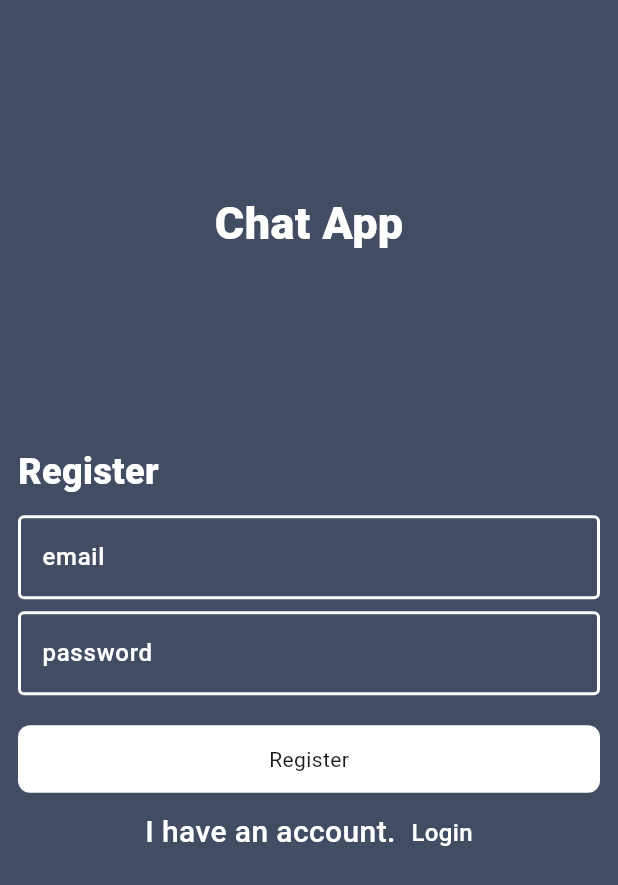
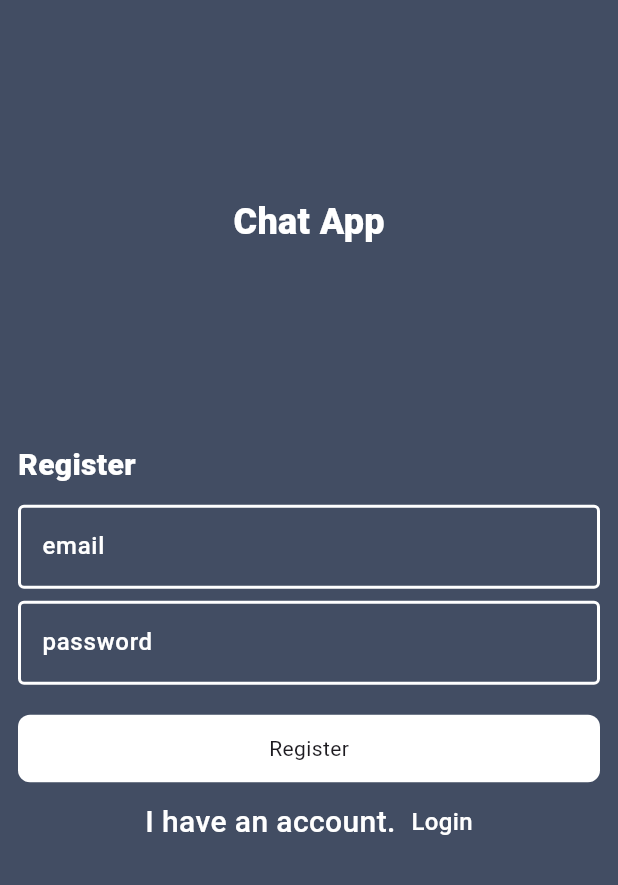
Before and after one commit to amr-khalid-saleh/chat_app, a Flutter app: the screen it shows after launch, after a tap on "Register", on a phone screen of 412 x 824 dp. Shown: the top 885 px of the screen. Run offline on Flutter 3.47's test engine with Material 3 defaults, Android fonts, the phone set to English and light mode, and no system bars; drawn by our look-alikes of modal_progress_hud_nsn; our stand-ins replace cloud_firestore, firebase_auth, firebase_core, flutter_bloc; accounts and stored records are empty.

```diff
--- /dev/null
+++ b/lib/data/cubits/ligin_cubit/login_cubit.dart
@@ -0,0 +1,6 @@
+import 'package:flutter_bloc/flutter_bloc.dart';
+import 'login_state.dart';
+
+class LoginCubit extends Cubit<LoginState> {
+  LoginCubit() : super(LoginInitialState());
+}
--- /dev/null
+++ b/lib/data/cubits/ligin_cubit/login_state.dart
@@ -0,0 +1,6 @@
+abstract class LoginState {}
+
+final class LoginInitialState extends LoginState {}
+final class LoginLoadingState extends LoginState {}
+final class LoginSuccessState extends LoginState {}
+final class LoginFailureState extends LoginState {}
--- a/lib/presentation/screens/login_screen/login_screen.dart
+++ b/lib/presentation/screens/login_screen/login_screen.dart
@@ -47,17 +47,17 @@ class _LoginScreenState extends State<LoginScreen> {
                   borderRadius: BorderRadius.circular(90),
                   child: Image(
                     image: AssetImage(ImageManager.personal_picture),
-                    width: 180,
-                    height: 180,
+                    width: 155,
+                    height: 155,
                     fit: BoxFit.cover,
                   ),
                 ),
                 const SizedBox(height: 8.0),
-                Text('Chat App', style: TextStyleManager.White30ExtraBold),
+                Text('Chat App', style: TextStyleManager.White24ExtraBold),
                 Spacer(flex: 1),
                 Row(
                   children: [
-                    Text('login', style: TextStyleManager.White24ExtraBold),
+                    Text('login', style: TextStyleManager.White24ExtraBold.copyWith(fontSize: 20)),
                   ],
                 ),
                 SizedBox(height: 12),
--- a/lib/presentation/screens/register_screen/register_screen.dart
+++ b/lib/presentation/screens/register_screen/register_screen.dart
@@ -1,5 +1,4 @@
 import 'dart:developer';
-
 import 'package:chat_app/presentation/components/custom_button.dart';
 import 'package:chat_app/presentation/components/custom_text_field.dart';
 import 'package:chat_app/presentation/resources/color_manager.dart';
@@ -7,7 +6,6 @@ import 'package:chat_app/presentation/resources/text_style_manager.dart';
 import 'package:flutter/material.dart';
 import 'package:firebase_auth/firebase_auth.dart';
 import 'package:modal_progress_hud_nsn/modal_progress_hud_nsn.dart';
-
 import '../../../app/functions.dart';
 import '../chat_screen/chat_screen.dart';
 
@@ -41,11 +39,11 @@ class _RegisterScreenState extends State<RegisterScreen> {
               mainAxisAlignment: MainAxisAlignment.center,
               children: [
                 Spacer(flex: 1),
-                Text('Chat App', style: TextStyleManager.White30ExtraBold),
+                Text('Chat App', style: TextStyleManager.White24ExtraBold),
                 Spacer(flex: 1),
                 Row(
                   children: [
-                    Text('Register', style: TextStyleManager.White24ExtraBold),
+                    Text('Register', style: TextStyleManager.White24ExtraBold.copyWith(fontSize: 20)),
                   ],
                 ),
                 SizedBox(height: 12),
--- a/pubspec.yaml
+++ b/pubspec.yaml
@@ -18,6 +18,7 @@ dependencies:
   firebase_auth: ^6.1.0
   modal_progress_hud_nsn: ^0.5.1
   cloud_firestore: ^6.0.2
+  flutter_bloc: ^9.1.1
 
 dev_dependencies:
   flutter_test:
```
Also changed, not shown: pubspec.lock, 3 other files.
